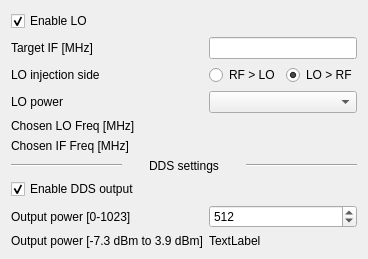
Qt form digital_servo_python_gui/channel_settings.ui (jddes/Frequency-comb-DPLL) before a commit.
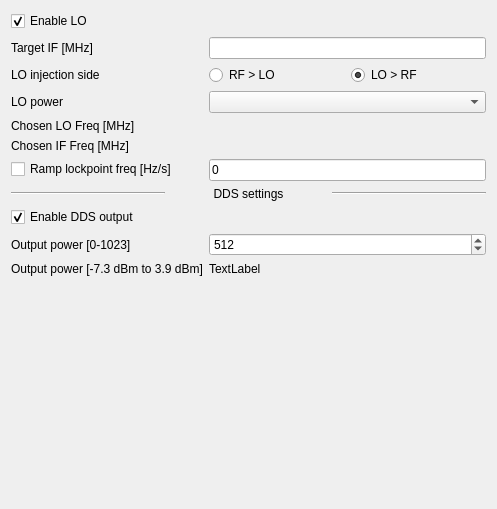
The same form after that commit.

Commit message: Add ramp settings to GUI

Diff of the .ui file:
```diff
--- a/digital_servo_python_gui/channel_settings.ui
+++ b/digital_servo_python_gui/channel_settings.ui
@@ -6,8 +6,8 @@
    <rect>
     <x>0</x>
     <y>0</y>
-    <width>334</width>
-    <height>247</height>
+    <width>497</width>
+    <height>509</height>
    </rect>
   </property>
   <property name="windowTitle">
@@ -103,7 +103,7 @@
      </property>
     </widget>
    </item>
-   <item row="6" column="0" colspan="2">
+   <item row="7" column="0" colspan="2">
     <layout class="QHBoxLayout" name="horizontalLayout_2">
      <item>
       <widget class="Line" name="line_2">
@@ -137,14 +137,14 @@
      </item>
     </layout>
    </item>
-   <item row="8" column="0">
+   <item row="9" column="0">
     <widget class="QLabel" name="label">
      <property name="text">
       <string>Output power [0-1023]</string>
      </property>
     </widget>
    </item>
-   <item row="8" column="1">
+   <item row="9" column="1">
     <widget class="QSpinBox" name="spinDDSpower">
      <property name="toolTip">
       <string>Output power can be tuned by changing this value from 0 to 1023, covering -7.3 dBm to 3.9 dBm, with the nominal value being 512 corresponding to 0 dBm</string>
@@ -160,21 +160,21 @@
      </property>
     </widget>
    </item>
-   <item row="9" column="0">
+   <item row="10" column="0">
     <widget class="QLabel" name="label_8">
      <property name="text">
       <string>Output power [-7.3 dBm to 3.9 dBm]</string>
      </property>
     </widget>
    </item>
-   <item row="9" column="1">
+   <item row="10" column="1">
     <widget class="QLabel" name="lblDDSpower">
      <property name="text">
       <string>TextLabel</string>
      </property>
     </widget>
    </item>
-   <item row="7" column="0" colspan="2">
+   <item row="8" column="0" colspan="2">
     <widget class="QCheckBox" name="chkEnableDDS">
      <property name="text">
       <string>Enable DDS output</string>
@@ -184,6 +184,20 @@
      </property>
     </widget>
    </item>
+   <item row="6" column="0">
+    <widget class="QCheckBox" name="chkRamp">
+     <property name="text">
+      <string>Ramp lockpoint freq [Hz/s]</string>
+     </property>
+    </widget>
+   </item>
+   <item row="6" column="1">
+    <widget class="QLineEdit" name="editRamp">
+     <property name="text">
+      <string>0</string>
+     </property>
+    </widget>
+   </item>
   </layout>
  </widget>
  <resources/>
```
